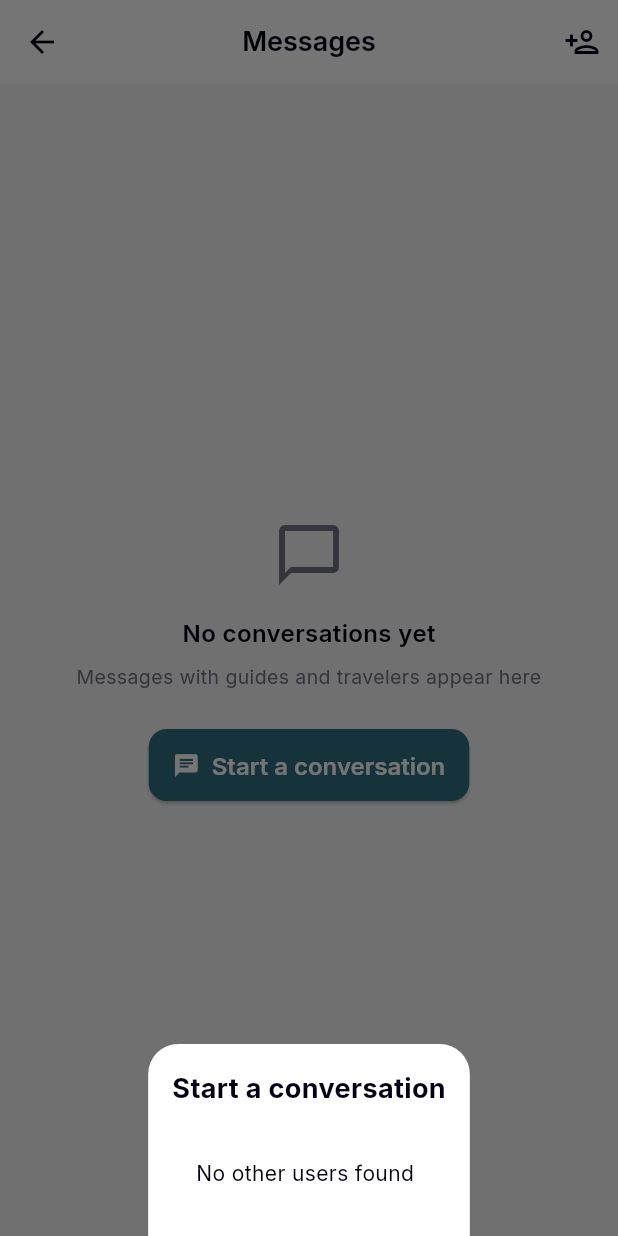
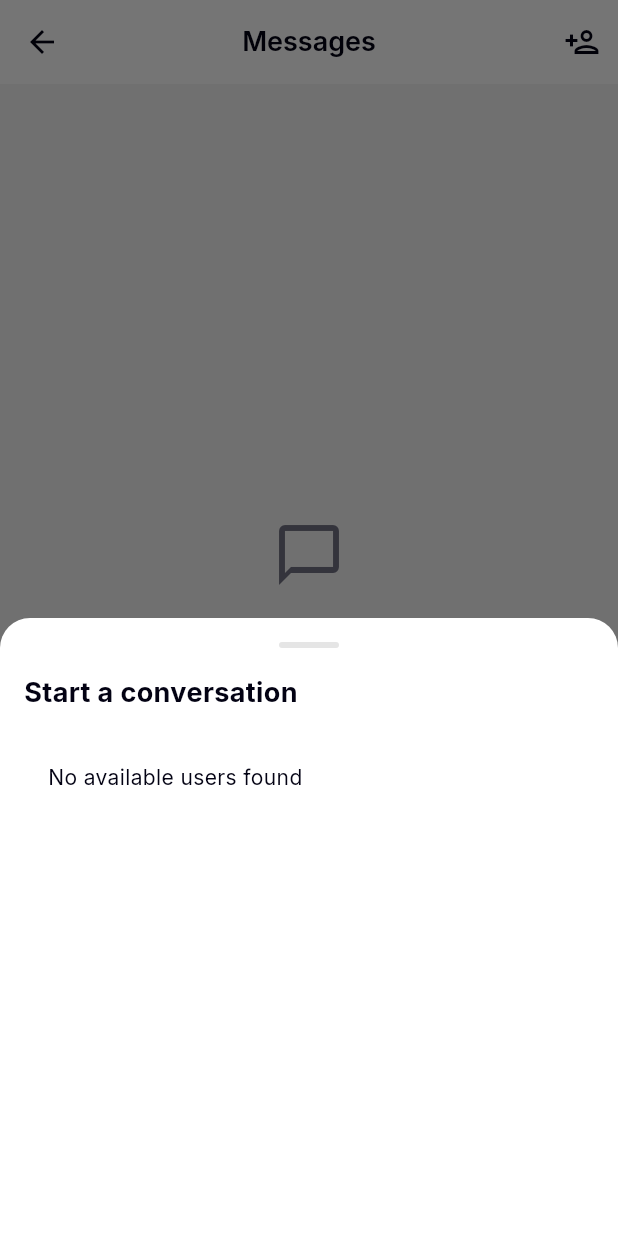
Before and after one commit to ibrahimmahdy684/LikeALocal-flutter-app, a Flutter app: the GuideInboxScreen screen opened directly, after a tap on "Start a conversation", on a phone screen of 412 x 824 dp. Run offline on Flutter 3.47's test engine with Material 3 defaults, Android fonts, the phone set to English and light mode, and no system bars; our stand-ins replace cached_network_image, cloud_firestore, firebase_auth, firebase_core, firebase_storage, flutter_map and 6 more; accounts and stored records are empty; network calls fail; project files that could hold a hidden picture were left out.

Commit message:
fix: resolve 6 bugs - unified ratings, inbox UI, notification badge, chat privacy
1. Prevent duplicate ratings: writing a review now edits existing one
2. Fix conversations screen: proper StatefulWidget loading, scrollable
   bottom sheet for new chat, filter users by privacy settings
3. Image uploads already compressed (1024px, 70% quality) - no change needed
4. Add red notification badge on profile notifications icon
5. Enforce chat privacy: block send when user/recipient has privacy=nobody
6. Remove unused "Blocked Users" section from privacy settings

Co-Authored-By: Claude Opus 4.6 <noreply@anthropic.com>

```diff
--- a/lib/screens/guide_inbox_screen.dart
+++ b/lib/screens/guide_inbox_screen.dart
@@ -3,13 +3,40 @@ import 'package:flutter/material.dart';
 import 'package:provider/provider.dart';
 
 import '../models/local_guide.dart';
+import '../models/user.dart';
 import '../providers/auth_provider.dart';
 import '../theme/app_colors.dart';
 import 'guide_chat_screen.dart';
 
 /// Shows all active conversations for the current user (guides and other users).
-class GuideInboxScreen extends StatelessWidget {
+class GuideInboxScreen extends StatefulWidget {
   const GuideInboxScreen({super.key});
+
+  @override
+  State<GuideInboxScreen> createState() => _GuideInboxScreenState();
+}
+
+class _GuideInboxScreenState extends State<GuideInboxScreen> {
+  List<_ChatPreview>? _conversations;
+  bool _loading = true;
+
+  @override
+  void initState() {
+    super.initState();
+    WidgetsBinding.instance.addPostFrameCallback((_) => _load());
+  }
+
+  Future<void> _load() async {
+    final auth = context.read<AuthProvider>();
+    if (!auth.isAuthenticated) return;
+    final convs = await _loadConversations(auth.currentUser!.id);
+    if (mounted) {
+      setState(() {
+        _conversations = convs;
+        _loading = false;
+      });
+    }
+  }
 
   @override
   Widget build(BuildContext context) {
@@ -35,20 +62,22 @@ class GuideInboxScreen extends StatelessWidget {
           ),
         ],
       ),
-      body: FutureBuilder<List<_ChatPreview>>(
-        future: _loadConversations(userId),
-        builder: (context, snap) {
-          if (snap.connectionState == ConnectionState.waiting) {
-            return const Center(child: CircularProgressIndicator());
+      body: _loading
+          ? const Center(child: CircularProgressIndicator())
+          : _buildBody(userId),
+    );
   }
-          final conversations = snap.data ?? [];
+
+  Widget _buildBody(String userId) {
+    final conversations = _conversations ?? [];
     if (conversations.isEmpty) {
       return Center(
+        child: Padding(
+          padding: const EdgeInsets.all(24),
           child: Column(
             mainAxisAlignment: MainAxisAlignment.center,
             children: [
-                  Icon(Icons.chat_bubble_outline,
-                      size: 48, color: AppColors.muted),
+              Icon(Icons.chat_bubble_outline, size: 48, color: AppColors.muted),
               const SizedBox(height: 16),
               const Text(
                 'No conversations yet',
@@ -72,6 +101,7 @@ class GuideInboxScreen extends StatelessWidget {
               ),
             ],
           ),
+        ),
       );
     }
     return ListView.builder(
@@ -81,8 +111,8 @@ class GuideInboxScreen extends StatelessWidget {
         final conv = conversations[index];
         return Card(
           margin: const EdgeInsets.only(bottom: 8),
-                shape: RoundedRectangleBorder(
-                    borderRadius: BorderRadius.circular(12)),
+          shape:
+              RoundedRectangleBorder(borderRadius: BorderRadius.circular(12)),
           child: ListTile(
             contentPadding:
                 const EdgeInsets.symmetric(horizontal: 16, vertical: 8),
@@ -129,51 +159,90 @@ class GuideInboxScreen extends StatelessWidget {
         );
       },
     );
-        },
-      ),
-    );
   }
 
   void _showNewChatDialog(BuildContext context, String currentUserId) async {
+    final auth = context.read<AuthProvider>();
+    final userPrivacy = auth.currentUser!.chatPrivacy;
+
+    if (userPrivacy == ChatPrivacy.nobody) {
+      ScaffoldMessenger.of(context).showSnackBar(
+        const SnackBar(
+            content: Text(
+                'Chat is disabled. Change your privacy settings to message others.')),
+      );
+      return;
+    }
+
     final users = await FirebaseFirestore.instance
         .collection('users')
-        .limit(20)
+        .limit(30)
         .get();
 
     if (!context.mounted) return;
 
     final otherUsers = users.docs
         .where((doc) => doc.id != currentUserId)
-        .map((doc) => (id: doc.id, name: (doc.data()['name'] ?? 'User') as String))
-        .toList();
+        .where((doc) {
+      final privacy = doc.data()['chatPrivacy'] ?? 'everyone';
+      return privacy != 'nobody';
+    }).map((doc) =>
+            (id: doc.id, name: (doc.data()['name'] ?? 'User') as String));
+
+    final userList = otherUsers.take(15).toList();
 
     showModalBottomSheet(
       context: context,
+      isScrollControlled: true,
       shape: const RoundedRectangleBorder(
         borderRadius: BorderRadius.vertical(top: Radius.circular(20)),
       ),
-      builder: (ctx) => Padding(
+      builder: (ctx) => DraggableScrollableSheet(
+        expand: false,
+        initialChildSize: 0.5,
+        minChildSize: 0.3,
+        maxChildSize: 0.8,
+        builder: (_, scrollController) => Padding(
           padding: const EdgeInsets.all(16),
           child: Column(
             mainAxisSize: MainAxisSize.min,
             crossAxisAlignment: CrossAxisAlignment.start,
             children: [
+              Center(
+                child: Container(
+                  width: 40,
+                  height: 4,
+                  margin: const EdgeInsets.only(bottom: 16),
+                  decoration: BoxDecoration(
+                    color: AppColors.border,
+                    borderRadius: BorderRadius.circular(2),
+                  ),
+                ),
+              ),
               const Text(
                 'Start a conversation',
                 style: TextStyle(fontSize: 18, fontWeight: FontWeight.w700),
               ),
               const SizedBox(height: 16),
-            if (otherUsers.isEmpty)
+              if (userList.isEmpty)
                 const Padding(
                   padding: EdgeInsets.all(16),
-                child: Text('No other users found'),
+                  child: Text('No available users found'),
                 )
               else
-              ...otherUsers.take(10).map((user) => ListTile(
+                Expanded(
+                  child: ListView.builder(
+                    controller: scrollController,
+                    itemCount: userList.length,
+                    itemBuilder: (_, i) {
+                      final user = userList[i];
+                      return ListTile(
                         leading: CircleAvatar(
                           backgroundColor: AppColors.primaryLight,
                           child: Text(
-                        user.name[0].toUpperCase(),
+                            user.name.isNotEmpty
+                                ? user.name[0].toUpperCase()
+                                : '?',
                             style: TextStyle(
                                 color: AppColors.primary,
                                 fontWeight: FontWeight.w700),
@@ -197,8 +266,12 @@ class GuideInboxScreen extends StatelessWidget {
                             ),
                           );
                         },
-                  )),
+                      );
+                    },
+                  ),
+                ),
             ],
+          ),
         ),
       ),
     );
```
Also changed, not shown: lib/screens/chat_privacy_screen.dart (+0 -23 lines), lib/screens/guide_chat_screen.dart (+21 -5 lines), lib/screens/place_detail_screen.dart (+11 -1 lines), lib/screens/profile_screen.dart (+20 -7 lines). Lines whose indentation alone changed are shown as unchanged.
